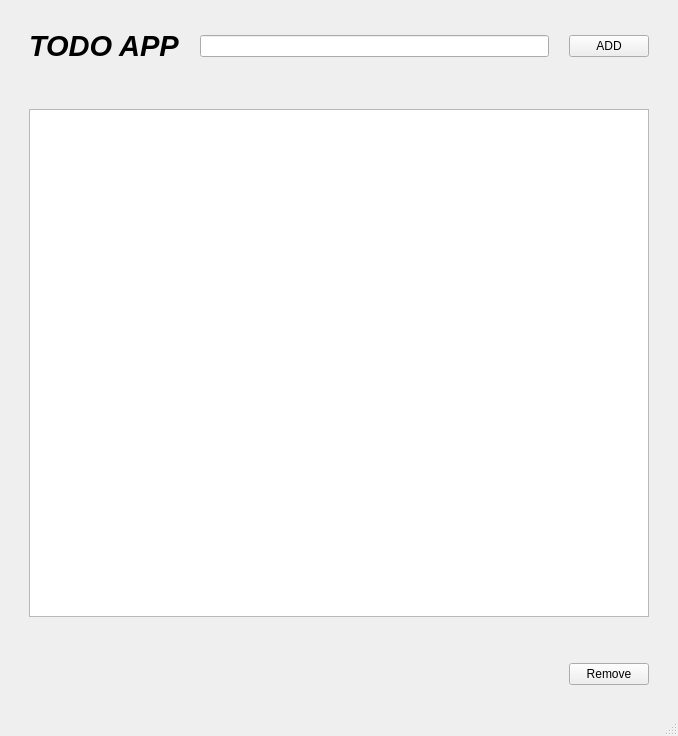
Above: todoApp/todoFinal.ui from ab9678/CODSOFT before the change. Below: the same form after it.
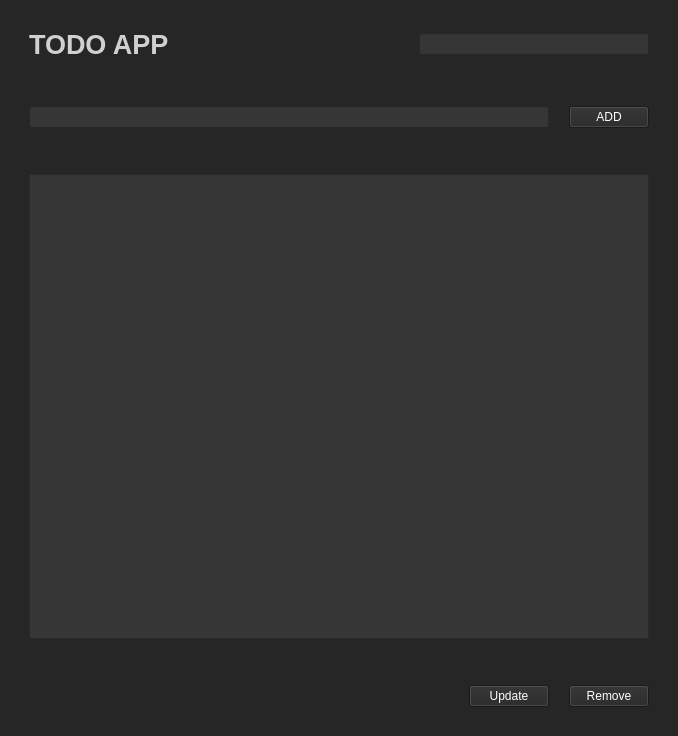
That is the form after the change.

Commit message: added search box and disabled update, remove buttons and search field when task list is empty

```diff
--- a/todoApp/todoFinal.ui
+++ b/todoApp/todoFinal.ui
@@ -13,8 +13,78 @@
   <property name="windowTitle">
    <string>MainWindow</string>
   </property>
+  <property name="styleSheet">
+   <string notr="true">background-color: rgb(54, 54, 54);</string>
+  </property>
+  <property name="unifiedTitleAndToolBarOnMac">
+   <bool>true</bool>
+  </property>
   <widget class="QWidget" name="centralwidget">
+   <property name="styleSheet">
+    <string notr="true">background-color: rgb(38, 38, 38);
+</string>
+   </property>
    <layout class="QGridLayout" name="gridLayout">
+    <item row="0" column="0">
+     <layout class="QHBoxLayout" name="horizontalLayout_4">
+      <property name="spacing">
+       <number>20</number>
+      </property>
+      <property name="leftMargin">
+       <number>20</number>
+      </property>
+      <property name="topMargin">
+       <number>20</number>
+      </property>
+      <property name="rightMargin">
+       <number>20</number>
+      </property>
+      <property name="bottomMargin">
+       <number>20</number>
+      </property>
+      <item>
+       <widget class="QLabel" name="label">
+        <property name="styleSheet">
+         <string notr="true">color: rgb(208, 208, 208);
+font: 14pt &quot;Noto Sans Mono&quot;;</string>
+        </property>
+        <property name="frameShape">
+         <enum>QFrame::NoFrame</enum>
+        </property>
+        <property name="text">
+         <string>&lt;html&gt;&lt;head/&gt;&lt;body&gt;&lt;p&gt;&lt;span style=&quot; font-size:20pt; font-weight:600; font-style:normal;&quot;&gt;TODO APP&lt;/span&gt;&lt;/p&gt;&lt;/body&gt;&lt;/html&gt;</string>
+        </property>
+        <property name="margin">
+         <number>0</number>
+        </property>
+       </widget>
+      </item>
+      <item>
+       <spacer name="horizontalSpacer_2">
+        <property name="orientation">
+         <enum>Qt::Horizontal</enum>
+        </property>
+        <property name="sizeHint" stdset="0">
+         <size>
+          <width>40</width>
+          <height>20</height>
+         </size>
+        </property>
+       </spacer>
+      </item>
+      <item>
+       <widget class="QLineEdit" name="search_box">
+        <property name="focusPolicy">
+         <enum>Qt::ClickFocus</enum>
+        </property>
+        <property name="styleSheet">
+         <string notr="true">color: rgb(255, 255, 255);
+background-color: rgb(54, 54, 54);</string>
+        </property>
+       </widget>
+      </item>
+     </layout>
+    </item>
     <item row="1" column="0">
      <layout class="QHBoxLayout" name="horizontalLayout_3">
       <property name="spacing">
@@ -33,21 +103,18 @@
        <number>20</number>
       </property>
       <item>
-       <widget class="QLabel" name="label">
+       <widget class="QLineEdit" name="task_input">
         <property name="styleSheet">
-         <string notr="true">
-font: 14pt &quot;Cantarell&quot;;</string>
-        </property>
-        <property name="text">
-         <string>&lt;html&gt;&lt;head/&gt;&lt;body&gt;&lt;p&gt;&lt;span style=&quot; font-size:22pt; font-weight:600; font-style:italic;&quot;&gt;TODO APP&lt;/span&gt;&lt;/p&gt;&lt;/body&gt;&lt;/html&gt;</string>
+         <string notr="true">background-color: rgb(54, 54, 54);
+color: rgb(255, 255, 255);</string>
         </property>
        </widget>
       </item>
-      <item>
-       <widget class="QLineEdit" name="task_input"/>
-      </item>
       <item>
        <widget class="QPushButton" name="add_task">
+        <property name="styleSheet">
+         <string notr="true">color: rgb(255, 255, 255);</string>
+        </property>
         <property name="text">
          <string>ADD</string>
         </property>
@@ -73,7 +140,18 @@
        <number>20</number>
       </property>
       <item>
-       <widget class="QListWidget" name="task_list"/>
+       <widget class="QListWidget" name="task_list">
+        <property name="font">
+         <font>
+          <pointsize>14</pointsize>
+         </font>
+        </property>
+        <property name="styleSheet">
+         <string notr="true">background-color: rgb(54, 54, 54);
+color: rgb(255, 255, 255);
+</string>
+        </property>
+       </widget>
       </item>
      </layout>
     </item>
@@ -101,14 +179,28 @@
         </property>
         <property name="sizeHint" stdset="0">
          <size>
-          <width>40</width>
+          <width>417</width>
           <height>20</height>
          </size>
         </property>
        </spacer>
       </item>
+      <item>
+       <widget class="QPushButton" name="update_task">
+        <property name="styleSheet">
+         <string notr="true">color: rgb(255, 255, 255);
+</string>
+        </property>
+        <property name="text">
+         <string>Update</string>
+        </property>
+       </widget>
+      </item>
       <item>
        <widget class="QPushButton" name="remove_task">
+        <property name="styleSheet">
+         <string notr="true">color: rgb(255, 255, 255);</string>
+        </property>
         <property name="text">
          <string>Remove</string>
         </property>
@@ -118,17 +210,6 @@
     </item>
    </layout>
   </widget>
-  <widget class="QMenuBar" name="menubar">
-   <property name="geometry">
-    <rect>
-     <x>0</x>
-     <y>0</y>
-     <width>678</width>
-     <height>32</height>
-    </rect>
-   </property>
-  </widget>
-  <widget class="QStatusBar" name="statusbar"/>
  </widget>
  <resources/>
  <connections/>
```
The commit also changes 1 other file.
